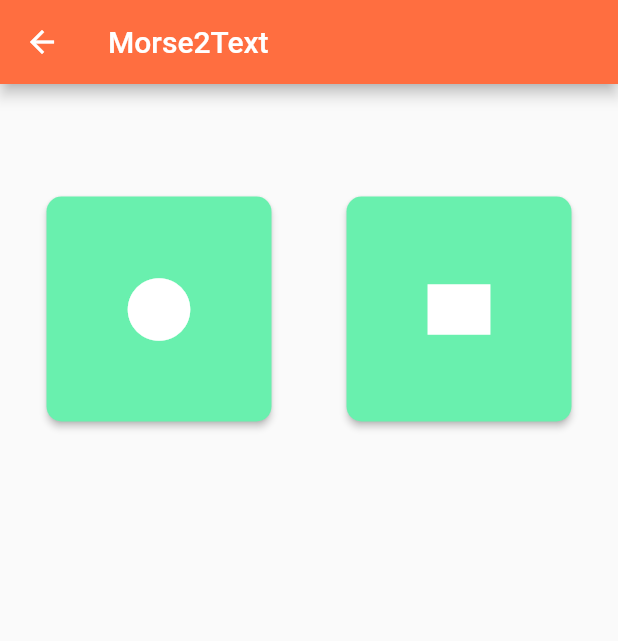
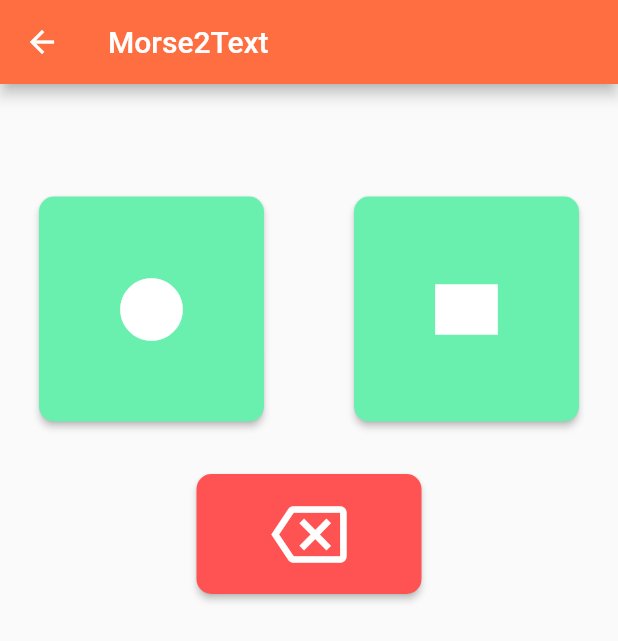
Before and after one commit to Skye023/Morse_Me, a Flutter app: the Morse2Text screen opened directly, after a tap on the "circle" icon, on a phone screen of 412 x 824 dp. Shown: the top 641 px of the screen. Run offline on Flutter 3.47's test engine with Material 2 defaults, Android fonts, the phone set to English and light mode, and no system bars; missing offline and left inert: dart:html.

Commit message:
Update Code

```diff
--- a/morse_me_v2/lib/converter.dart
+++ b/morse_me_v2/lib/converter.dart
@@ -9,10 +9,11 @@ class Morse2Text extends StatefulWidget {
   _Morse2Text createState() => _Morse2Text();
 }
 
+String a = '';
+
 class _Morse2Text extends State<Morse2Text> {
   @override
   Widget build(BuildContext context) {
-    String a = '';
     String _text = '';
 
     void _doSth(int i) {
@@ -20,11 +21,14 @@ class _Morse2Text extends State<Morse2Text> {
         a += '.';
       } else if (i == 1) {
         a += '_';
+      } else if (i == 2) {
+        a = a.substring(0, a.length - 1);
       } else {
         print('error');
       }
+      print('set: ' + a.toString());
       setState(() {
-        _text = a;
+        _text = a.toString();
       });
     }
 
@@ -64,7 +68,7 @@ class _Morse2Text extends State<Morse2Text> {
                     color: Colors.white,
                   )),
               const SizedBox(
-                width: 50,
+                width: 60,
               ),
               RawMaterialButton(
                 onPressed: () {
@@ -82,7 +86,28 @@ class _Morse2Text extends State<Morse2Text> {
                   color: Colors.white,
                 ),
               )
-            ])
+            ]),
+            const SizedBox(
+              height: 35,
+            ),
+            RawMaterialButton(
+              onPressed: () {
+                log('del');
+                if (a.isNotEmpty) {
+                  _doSth(2);
+                }
+              },
+              constraints: BoxConstraints.tight(const Size(150, 80)),
+              shape: RoundedRectangleBorder(
+                  borderRadius: BorderRadius.circular(10.0)),
+              fillColor: Colors.redAccent,
+              hoverColor: Colors.red,
+              child: const Icon(
+                Icons.backspace_outlined,
+                size: 50.0,
+                color: Colors.white,
+              ),
+            )
           ]),
         )));
   }
```
